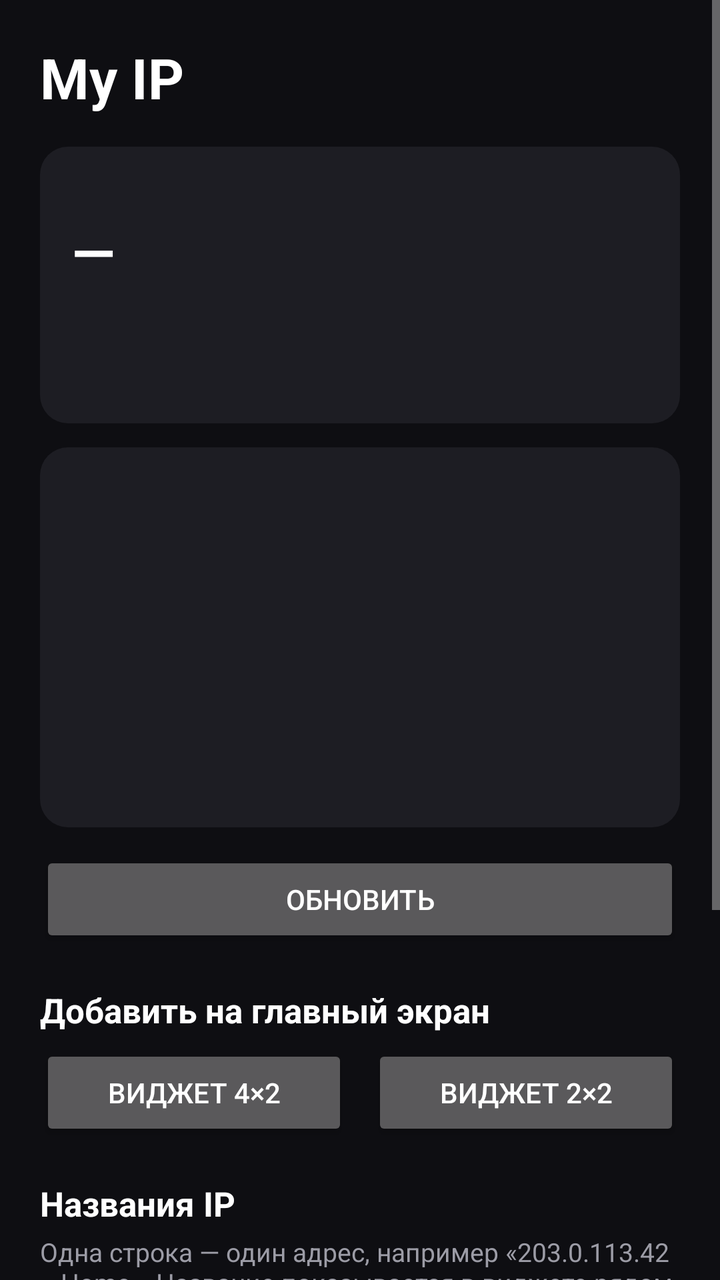
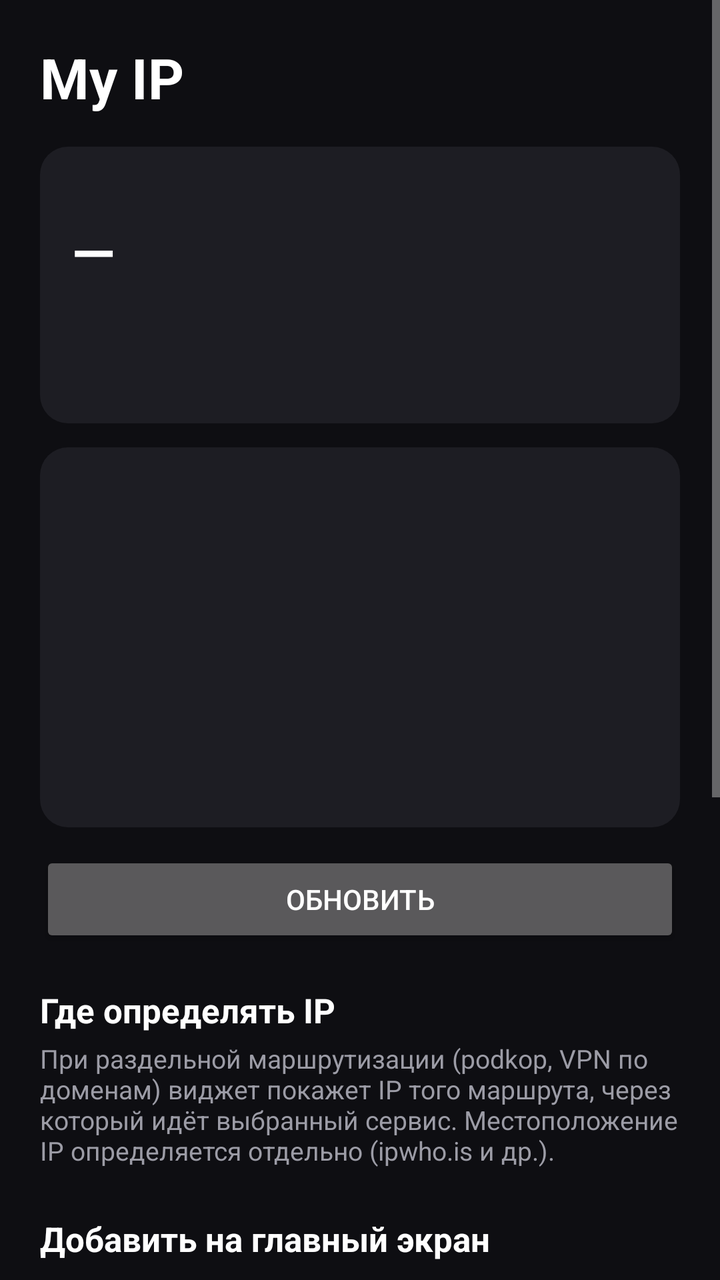

The first picture is an Android layout as it rendered before a commit; the second is the same layout after the commit. The layout source and the unified diff follow.
<!-- AndroidManifest.xml: application theme AppTheme -->
<!-- res/layout/activity_main.xml -->
<?xml version="1.0" encoding="utf-8"?>
<ScrollView xmlns:android="http://schemas.android.com/apk/res/android"
    android:id="@+id/main_root"
    android:layout_width="match_parent"
    android:layout_height="match_parent"
    android:background="@color/app_bg"
    android:fillViewport="true">

    <LinearLayout
        android:layout_width="match_parent"
        android:layout_height="wrap_content"
        android:orientation="vertical"
        android:padding="20dp">

        <TextView
            android:layout_width="wrap_content"
            android:layout_height="wrap_content"
            android:text="@string/app_name"
            android:textColor="@color/text_primary"
            android:textSize="28sp"
            android:textStyle="bold" />

        <LinearLayout
            android:layout_width="match_parent"
            android:layout_height="wrap_content"
            android:layout_marginTop="16dp"
            android:background="@drawable/card_bg"
            android:orientation="vertical"
            android:padding="16dp">

            <TextView
                android:id="@+id/main_updated"
                android:layout_width="wrap_content"
                android:layout_height="wrap_content"
                android:textColor="@color/text_secondary"
                android:textSize="13sp" />

            <TextView
                android:id="@+id/main_name"
                android:layout_width="wrap_content"
                android:layout_height="wrap_content"
                android:layout_marginTop="6dp"
                android:textColor="@color/accent"
                android:textSize="14sp"
                android:textStyle="bold"
                android:visibility="gone" />

            <TextView
                android:id="@+id/main_ip"
                android:layout_width="wrap_content"
                android:layout_height="wrap_content"
                android:text="@string/placeholder_value"
                android:textColor="@color/text_primary"
                android:textIsSelectable="true"
                android:textSize="28sp"
                android:textStyle="bold" />

            <TextView
                android:id="@+id/main_location"
                android:layout_width="wrap_content"
                android:layout_height="wrap_content"
                android:layout_marginTop="4dp"
                android:textColor="@color/text_primary"
                android:textSize="16sp" />

            <TextView
                android:id="@+id/main_details"
                android:layout_width="wrap_content"
                android:layout_height="wrap_content"
                android:layout_marginTop="8dp"
                android:lineSpacingExtra="2dp"
                android:textColor="@color/text_secondary"
                android:textIsSelectable="true"
                android:textSize="13sp" />
        </LinearLayout>

        <ImageView
            android:id="@+id/main_map"
            android:layout_width="match_parent"
            android:layout_height="190dp"
            android:layout_marginTop="12dp"
            android:background="@drawable/card_bg"
            android:contentDescription="@string/map_desc"
            android:scaleType="fitXY" />

        <Button
            android:id="@+id/btn_refresh"
            android:layout_width="match_parent"
            android:layout_height="wrap_content"
            android:layout_marginTop="12dp"
            android:text="@string/btn_refresh" />

        <TextView
            android:layout_width="wrap_content"
            android:layout_height="wrap_content"
            android:layout_marginTop="20dp"
            android:text="@string/section_widget"
            android:textColor="@color/text_primary"
            android:textSize="17sp"
            android:textStyle="bold" />

        <LinearLayout
            android:layout_width="match_parent"
            android:layout_height="wrap_content"
            android:layout_marginTop="6dp"
            android:orientation="horizontal">

            <Button
                android:id="@+id/btn_pin_medium"
                android:layout_width="0dp"
                android:layout_height="wrap_content"
                android:layout_marginEnd="6dp"
                android:layout_weight="1"
                android:text="@string/btn_pin_medium" />

            <Button
                android:id="@+id/btn_pin_small"
                android:layout_width="0dp"
                android:layout_height="wrap_content"
                android:layout_marginStart="6dp"
                android:layout_weight="1"
                android:text="@string/btn_pin_small" />
        </LinearLayout>

        <TextView
            android:layout_width="wrap_content"
            android:layout_height="wrap_content"
            android:layout_marginTop="20dp"
            android:text="@string/section_names"
            android:textColor="@color/text_primary"
            android:textSize="17sp"
            android:textStyle="bold" />

        <TextView
            android:layout_width="match_parent"
            android:layout_height="wrap_content"
            android:layout_marginTop="4dp"
            android:text="@string/names_help"
            android:textColor="@color/text_secondary"
            android:textSize="13sp" />

        <EditText
            android:id="@+id/names"
            android:layout_width="match_parent"
            android:layout_height="wrap_content"
            android:layout_marginTop="8dp"
            android:background="@drawable/card_bg"
            android:fontFamily="monospace"
            android:gravity="top|start"
            android:importantForAutofill="no"
            android:inputType="textMultiLine|textNoSuggestions"
            android:minLines="3"
            android:padding="12dp"
            android:textColor="@color/text_primary"
            android:textSize="14sp" />

        <Button
            android:id="@+id/btn_save"
            android:layout_width="match_parent"
            android:layout_height="wrap_content"
            android:layout_marginTop="8dp"
            android:text="@string/btn_save" />

        <TextView
            android:layout_width="match_parent"
            android:layout_height="wrap_content"
            android:layout_marginTop="20dp"
            android:text="@string/footer"
            android:textColor="@color/text_secondary"
            android:textSize="11sp" />
    </LinearLayout>
</ScrollView>
<!-- resources referenced by this layout -->
<resources>
  <color name="accent">#FF8E7BFF</color>
  <color name="app_bg">#FF0E0E12</color>
  <color name="text_primary">#FFFFFFFF</color>
  <color name="text_secondary">#FF9C9CA6</color>
  <!-- drawable card_bg (drawable) -->
  <?xml version="1.0" encoding="utf-8"?>
  <shape xmlns:android="http://schemas.android.com/apk/res/android" android:shape="rectangle">
      <solid android:color="@color/card_bg" />
      <corners android:radius="14dp" />
  </shape>
  <string name="app_name">My IP</string>
  <string name="btn_pin_medium">Виджет 4×2</string>
  <string name="btn_pin_small">Виджет 2×2</string>
  <string name="btn_refresh">Обновить</string>
  <string name="btn_save">Сохранить</string>
  <string name="footer">Данные IP: ipwho.is, ipapi.co, ipinfo.io. Карта: © OpenStreetMap contributors, © CARTO.\nВиджет обновляется каждые 30 минут, при смене сети и по кнопке ↻.</string>
  <string name="map_desc">Карта местоположения IP</string>
  <string name="names_help">Одна строка — один адрес, например «203.0.113.42 = Home». Название показывается в виджете рядом с IP.</string>
  <string name="placeholder_value">—</string>
  <string name="section_names">Названия IP</string>
  <string name="section_widget">Добавить на главный экран</string>
  <style name="AppTheme" parent="@android:style/Theme.Material.NoActionBar">
          <item name="android:windowBackground">@color/app_bg</item>
          <item name="android:colorAccent">@color/accent</item>
          <item name="android:colorPrimary">@color/app_bg</item>
          <item name="android:statusBarColor">@color/app_bg</item>
          <item name="android:navigationBarColor">@color/app_bg</item>
      </style>
  <color name="card_bg">#FF1D1D23</color>
</resources>

<!-- the commit's change to res/layout/activity_main.xml (unified diff, before → after) -->
@@ -89,6 +89,59 @@
             android:layout_height="wrap_content"
             android:layout_marginTop="12dp"
             android:text="@string/btn_refresh" />
+
+        <TextView
+            android:layout_width="wrap_content"
+            android:layout_height="wrap_content"
+            android:layout_marginTop="20dp"
+            android:text="@string/section_source"
+            android:textColor="@color/text_primary"
+            android:textSize="17sp"
+            android:textStyle="bold" />
+
+        <TextView
+            android:layout_width="match_parent"
+            android:layout_height="wrap_content"
+            android:layout_marginTop="4dp"
+            android:text="@string/source_help"
+            android:textColor="@color/text_secondary"
+            android:textSize="13sp" />
+
+        <RadioGroup
+            android:id="@+id/source_group"
+            android:layout_width="match_parent"
+            android:layout_height="wrap_content"
+            android:layout_marginTop="4dp"
+            android:orientation="vertical" />
+
+        <LinearLayout
+            android:id="@+id/custom_box"
+            android:layout_width="match_parent"
+            android:layout_height="wrap_content"
+            android:orientation="vertical"
+            android:visibility="gone">
+
+            <EditText
+                android:id="@+id/custom_url"
+                android:layout_width="match_parent"
+                android:layout_height="wrap_content"
+                android:layout_marginTop="4dp"
+                android:background="@drawable/card_bg"
+                android:hint="@string/custom_url_hint"
+                android:importantForAutofill="no"
+                android:inputType="textUri"
+                android:padding="12dp"
+                android:textColor="@color/text_primary"
+                android:textColorHint="@color/text_secondary"
+                android:textSize="14sp" />
+
+            <Button
+                android:id="@+id/btn_custom_save"
+                android:layout_width="match_parent"
+                android:layout_height="wrap_content"
+                android:layout_marginTop="6dp"
+                android:text="@string/btn_custom_save" />
+        </LinearLayout>
 
         <TextView
             android:layout_width="wrap_content"
<!-- resource entries referenced after the edit -->
@@ -11,16 +11,20 @@
       <corners android:radius="14dp" />
   </shape>
   <string name="app_name">My IP</string>
+  <string name="btn_custom_save">Сохранить адрес</string>
   <string name="btn_pin_medium">Виджет 4×2</string>
   <string name="btn_pin_small">Виджет 2×2</string>
   <string name="btn_refresh">Обновить</string>
   <string name="btn_save">Сохранить</string>
-  <string name="footer">Данные IP: ipwho.is, ipapi.co, ipinfo.io. Карта: © OpenStreetMap contributors, © CARTO.\nВиджет обновляется каждые 30 минут, при смене сети и по кнопке ↻.</string>
+  <string name="custom_url_hint">https://… — ответ с IP-адресом</string>
+  <string name="footer">Местоположение: ipwho.is, ipapi.co, ipinfo.io. Карта: Esri Dark Gray Canvas (© Esri, HERE, Garmin, © OpenStreetMap contributors), запасная — © OpenStreetMap contributors.\nВиджет обновляется каждые 30 минут, при смене сети и по кнопке ↻.</string>
   <string name="map_desc">Карта местоположения IP</string>
   <string name="names_help">Одна строка — один адрес, например «203.0.113.42 = Home». Название показывается в виджете рядом с IP.</string>
   <string name="placeholder_value">—</string>
   <string name="section_names">Названия IP</string>
+  <string name="section_source">Где определять IP</string>
   <string name="section_widget">Добавить на главный экран</string>
+  <string name="source_help">При раздельной маршрутизации (podkop, VPN по доменам) виджет покажет IP того маршрута, через который идёт выбранный сервис. Местоположение IP определяется отдельно (ipwho.is и др.).</string>
   <style name="AppTheme" parent="@android:style/Theme.Material.NoActionBar">
           <item name="android:windowBackground">@color/app_bg</item>
           <item name="android:colorAccent">@color/accent</item>
